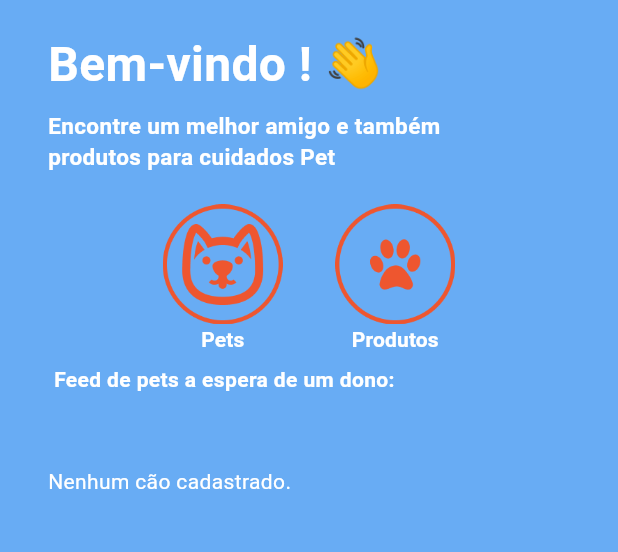
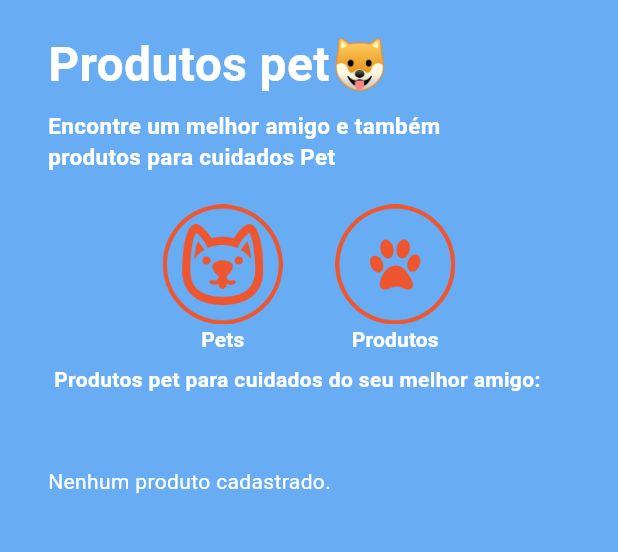
Before and after one commit to Luizzzin/AdoptPlace, a Flutter app: the TelaFeedP screen opened directly, on a phone screen of 412 x 824 dp, the part 239-791 px from its top. Run offline on Flutter 3.47's test engine with Material 3 defaults, Android fonts, the phone set to English and light mode, and no system bars; our stand-ins replace cloud_firestore, firebase_auth, firebase_core, firebase_storage; accounts and stored records are empty.

Commit message:
feat: configuracao de chamada no banco de dados e tela feedProdutos

```diff
--- a/lib/produto.dart
+++ b/lib/produto.dart
@@ -18,7 +18,7 @@ class Produto {
     return Produto(
       id: doc.id,
       nome: data['nome'] ?? 'Sem nome',
-      preco: data['preço'] ?? 'Sem preço',
+      preco: data['preco'] ?? 'Sem preço',
       imagem: data['imagem'] ?? '',
     );
   }
--- a/lib/telaFeedP.dart
+++ b/lib/telaFeedP.dart
@@ -1,8 +1,8 @@
+import 'package:adopt_place/cardProduto.dart';
+import 'package:adopt_place/produto.dart';
 import 'package:adopt_place/telaFeed.dart';
 import 'package:flutter/material.dart';
 import 'package:cloud_firestore/cloud_firestore.dart';
-import 'package:adopt_place/cao.dart';
-import 'package:adopt_place/cardCao.dart';
 class TelaFeedP extends StatefulWidget {
 	const TelaFeedP({super.key});
 	@override
@@ -56,7 +56,7 @@ class TelaFeedState extends State<TelaFeedP> {
 													Container(
 														margin: const EdgeInsets.only( bottom: 7, left: 32),
 														child: Text(
-															"Bem-vindo ! 👋",
+															"Produtos pet🐶",
 															style: TextStyle(
 																color: Color(0xFFFFFFFF),
 																fontSize: 32,
@@ -168,7 +168,7 @@ class TelaFeedState extends State<TelaFeedP> {
 													Container(
 														margin: const EdgeInsets.only( bottom: 48, left: 36),
 														child: Text(
-															"Feed de pets a espera de um dono:",
+															"Produtos pet para cuidados do seu melhor amigo:",
 															style: TextStyle(
 																color: Color(0xFFFFFFFF),
 																fontSize: 14,
@@ -177,7 +177,7 @@ class TelaFeedState extends State<TelaFeedP> {
 														),
 													),
                           StreamBuilder<QuerySnapshot<Map<String, dynamic>>>(
-                            stream: FirebaseFirestore.instance.collection('caes').snapshots(),
+                            stream: FirebaseFirestore.instance.collection('produtos').snapshots(),
                             builder: (context, snapshot) {
                               if (snapshot.hasError) {
                                 return Padding(
@@ -198,7 +198,7 @@ class TelaFeedState extends State<TelaFeedP> {
                                 return const Padding(
                                   padding: EdgeInsets.symmetric(horizontal: 32),
                                   child: Text(
-                                    'Nenhum cão cadastrado.',
+                                    'Nenhum produto cadastrado.',
                                     style: TextStyle(color: Colors.white),
                                   ),
                                 );
@@ -206,7 +206,7 @@ class TelaFeedState extends State<TelaFeedP> {
                               return Padding(
                                 padding: const EdgeInsets.fromLTRB(32, 0, 32, 32),
                                 child: Column(
-                                  children: docs.map((d) => CardCao(cao: Cao.fromDoc(d))).toList(),
+                                  children: docs.map((d) => CardProduto(produto: Produto.fromDoc(d))).toList(),
                                 ),
                               );
                             },
```
